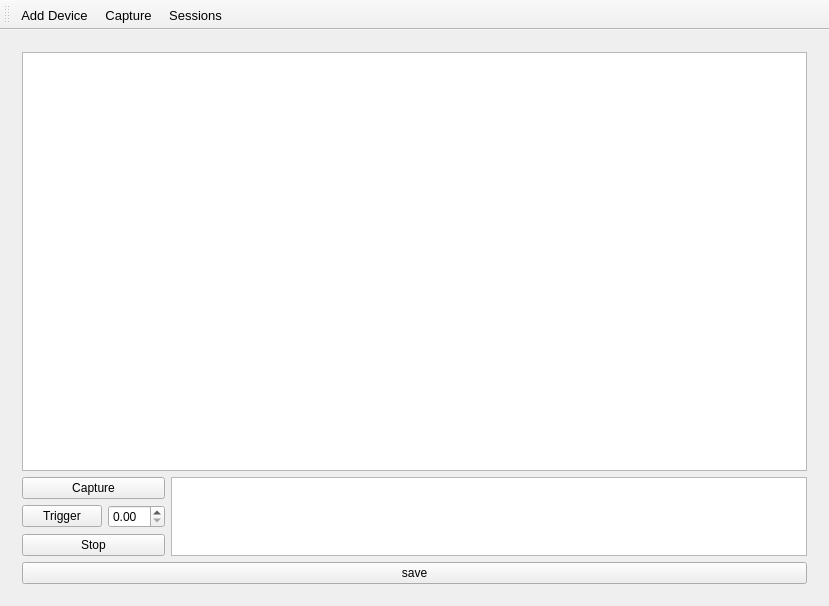
Before: the Qt Designer form forms/mainwindow.ui in GaitRehabilitation/SMART, drawn with Qt 5.
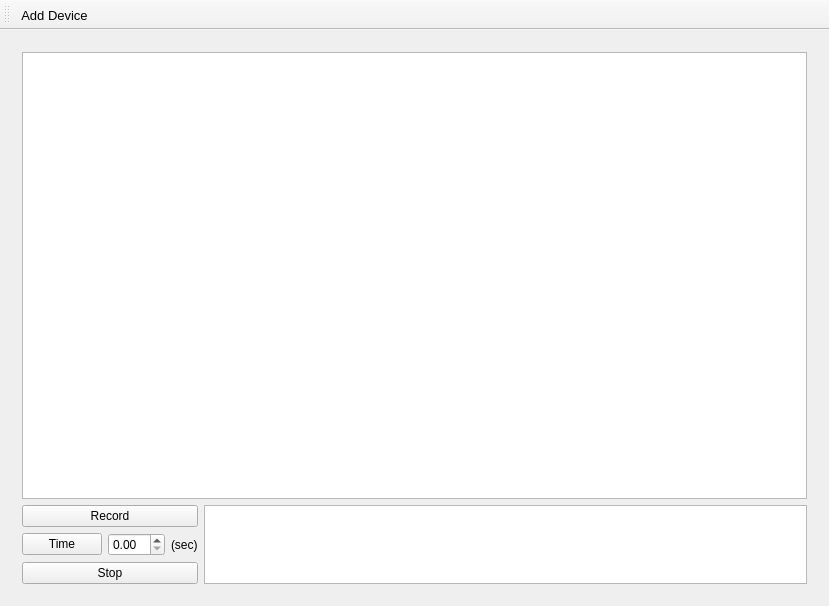
After: the same form once the commit is applied. Icons and pictures are not drawn.

```diff
--- a/forms/mainwindow.ui
+++ b/forms/mainwindow.ui
@@ -32,24 +32,31 @@
           </property>
           <item>
            <layout class="QGridLayout" name="gridLayout">
-            <item row="0" column="0" colspan="2">
-             <widget class="QPushButton" name="captureButton">
-              <property name="text">
-               <string>Capture</string>
-              </property>
-             </widget>
-            </item>
             <item row="1" column="1">
              <widget class="QDoubleSpinBox" name="triggerTime"/>
             </item>
             <item row="1" column="0">
              <widget class="QPushButton" name="triggerButton">
               <property name="text">
-               <string>Trigger</string>
+               <string>Time</string>
               </property>
              </widget>
             </item>
-            <item row="2" column="0" colspan="2">
+            <item row="1" column="2">
+             <widget class="QLabel" name="label">
+              <property name="text">
+               <string>(sec)</string>
+              </property>
+             </widget>
+            </item>
+            <item row="0" column="0" colspan="3">
+             <widget class="QPushButton" name="captureButton">
+              <property name="text">
+               <string>Record</string>
+              </property>
+             </widget>
+            </item>
+            <item row="2" column="0" colspan="3">
              <widget class="QPushButton" name="stopButton">
               <property name="text">
                <string>Stop</string>
@@ -76,13 +83,6 @@
           </item>
          </layout>
         </item>
-        <item>
-         <widget class="QPushButton" name="save">
-          <property name="text">
-           <string>save</string>
-          </property>
-         </widget>
-        </item>
        </layout>
       </widget>
       <widget class="QWidget" name="Sessions"/>
@@ -124,8 +124,6 @@
     <bool>false</bool>
    </attribute>
    <addaction name="actionAddDevice"/>
-   <addaction name="actionCapture"/>
-   <addaction name="actionSessions"/>
   </widget>
   <action name="actionAddDevice">
    <property name="icon">
@@ -156,24 +154,6 @@
     <string>Ctrl+Q</string>
    </property>
   </action>
-  <action name="actionSessions">
-   <property name="icon">
-    <iconset resource="../qml.qrc">
-     <normaloff>:/icons/history-solid.svg</normaloff>:/icons/history-solid.svg</iconset>
-   </property>
-   <property name="text">
-    <string>Sessions</string>
-   </property>
-  </action>
-  <action name="actionCapture">
-   <property name="icon">
-    <iconset resource="../qml.qrc">
-     <normaloff>:/icons/download-solid.svg</normaloff>:/icons/download-solid.svg</iconset>
-   </property>
-   <property name="text">
-    <string>Capture</string>
-   </property>
-  </action>
  </widget>
  <layoutdefault spacing="6" margin="11"/>
  <resources>
```
